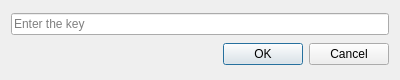
This is keydialog.ui in AntoineNEBOUT/MyPassword as Qt 5 draws it before an edit. The edited form follows.
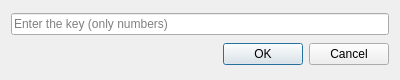
This is the edited form.

```diff
--- a/keydialog.ui
+++ b/keydialog.ui
@@ -28,8 +28,11 @@
   <layout class="QGridLayout" name="gridLayout">
    <item row="0" column="0">
     <widget class="QLineEdit" name="lineEdit">
+     <property name="echoMode">
+      <enum>QLineEdit::Password</enum>
+     </property>
      <property name="placeholderText">
-      <string>Enter the key</string>
+      <string>Enter the key (only numbers)</string>
      </property>
      <property name="clearButtonEnabled">
       <bool>true</bool>
```
